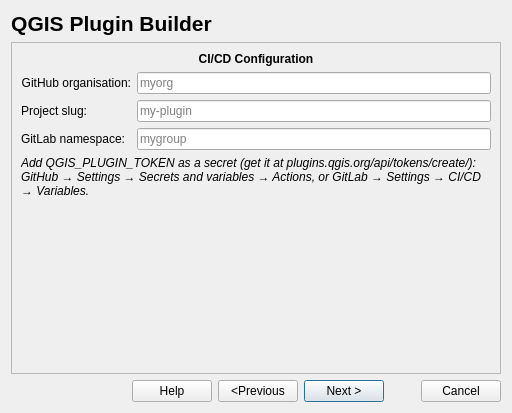
First picture: the form in pluginbuilder4/plugin_builder_dialog_base.ui, repository jonah-sullivan/Qgis-Plugin-Builder, before the edit.
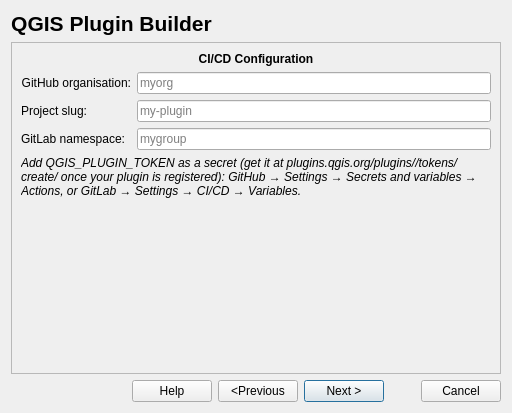
Second picture: the form after the edit. The open tabs and pages were chosen to show the change.

Commit message: Fix token URL and bandit issues in plugin_upload.py

```diff
--- a/pluginbuilder4/plugin_builder_dialog_base.ui
+++ b/pluginbuilder4/plugin_builder_dialog_base.ui
@@ -1148,7 +1148,7 @@
           </font>
          </property>
          <property name="text">
-          <string>Add QGIS_PLUGIN_TOKEN as a secret (get it at plugins.qgis.org/api/tokens/create/): GitHub → Settings → Secrets and variables → Actions, or GitLab → Settings → CI/CD → Variables.</string>
+          <string>Add QGIS_PLUGIN_TOKEN as a secret (get it at plugins.qgis.org/plugins/&lt;package_name&gt;/tokens/create/ once your plugin is registered): GitHub → Settings → Secrets and variables → Actions, or GitLab → Settings → CI/CD → Variables.</string>
          </property>
          <property name="wordWrap">
           <bool>true</bool>
```
The commit also changes 5 other files.
